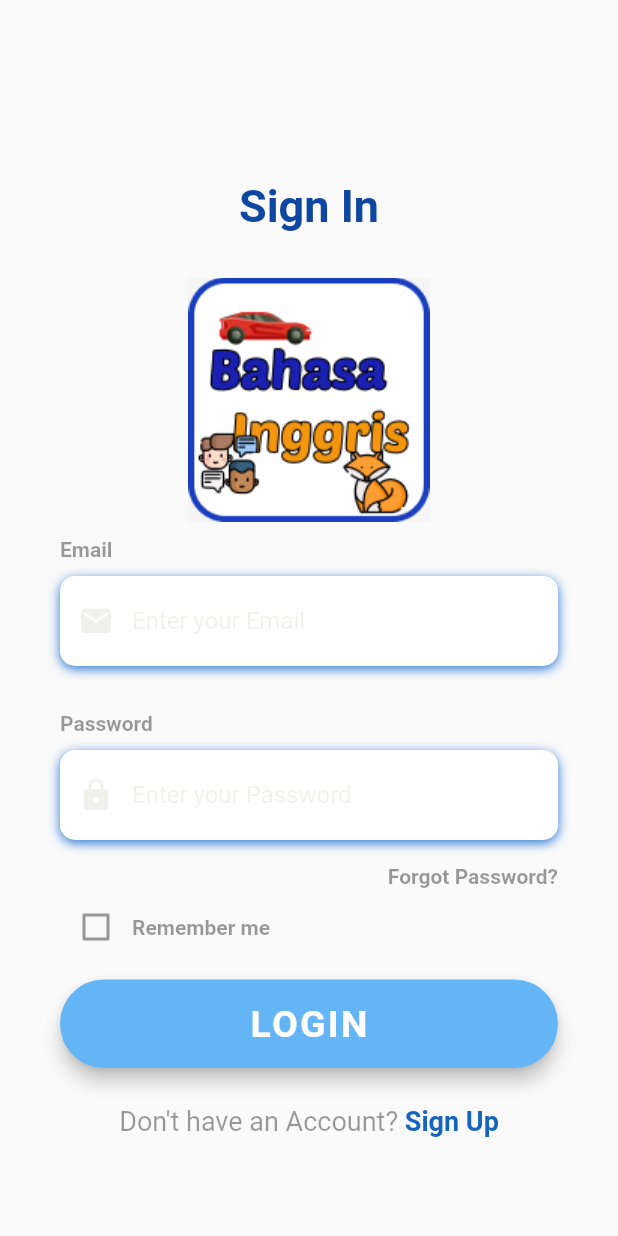
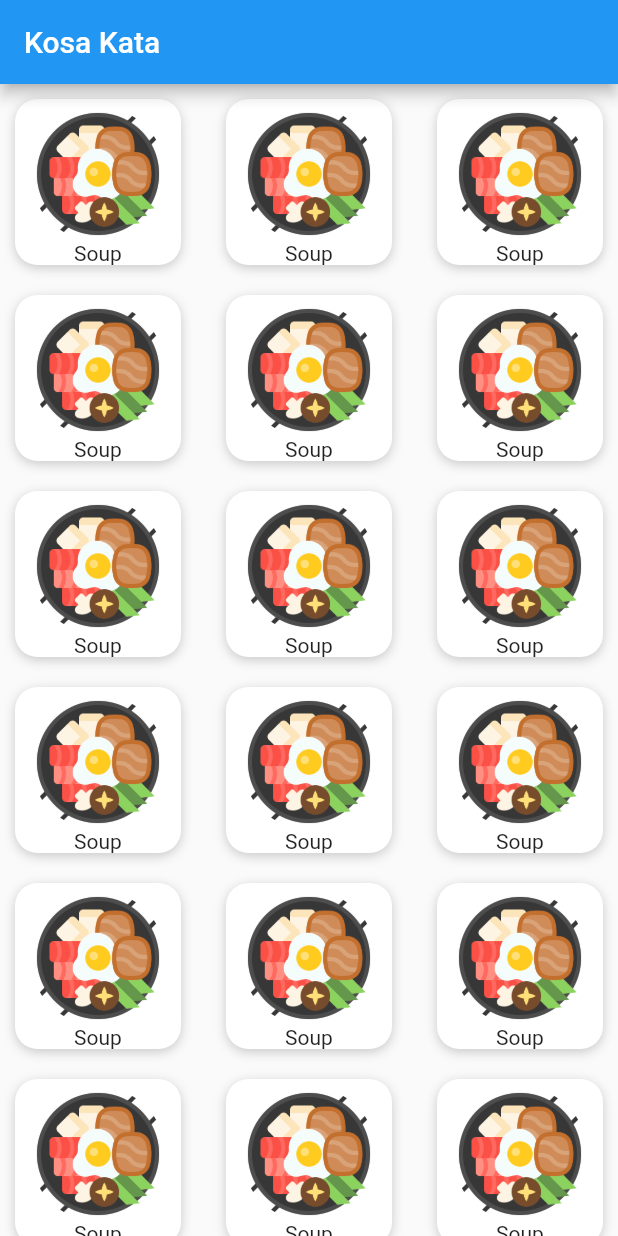
Before and after one commit to RiskyDwiRamadhan/flutter_final_project_tsa, a Flutter app: the screen it shows after launch, on a phone screen of 412 x 824 dp. Run offline on Flutter 3.47's test engine with Material 2 defaults, Android fonts, the light colour scheme and no system bars; our stand-ins replace google_fonts; Roboto replaces fonts that are missing (OpenSans); project files that could hold a hidden picture were left out.

Commit message:
Layout UI

```diff
--- a/lib/main.dart
+++ b/lib/main.dart
@@ -2,6 +2,7 @@ import 'package:flutter/material.dart';
 import 'widget/splash_screen.dart';
 import 'widget/login.dart';
 import 'widget/register.dart';
+import 'widget/kosakata.dart';
 
 void main() {
   runApp(const MyApp());
@@ -17,7 +18,9 @@ class MyApp extends StatelessWidget {
       theme: ThemeData(
         primarySwatch: Colors.blue,
       ),
-      home: SplashScreenPage(),
+      home: KosakataWidget(
+        title: 'Kosa Kata',
+      ),
     );
   }
 }
--- /dev/null
+++ b/lib/widget/kosakata.dart
@@ -0,0 +1,104 @@
+import 'package:flutter/material.dart';
+import 'package:google_fonts/google_fonts.dart';
+
+class KosakataWidget extends StatefulWidget {
+  const KosakataWidget({Key? key, required this.title}) : super(key: key);
+  final String title;
+
+  @override
+  _KosakataWidgetState createState() => _KosakataWidgetState();
+}
+
+class _KosakataWidgetState extends State<KosakataWidget> {
+  final scaffoldKey = GlobalKey<ScaffoldState>();
+
+  Widget KataWidget() {
+    return Padding(
+      padding: EdgeInsetsDirectional.fromSTEB(10, 10, 10, 10),
+      child: Container(
+        width: 107,
+        height: 14,
+        decoration: BoxDecoration(
+          color: Colors.white,
+          boxShadow: [
+            BoxShadow(
+              blurRadius: 6,
+              color: Color(0x33000000),
+              offset: Offset(0, 2),
+            )
+          ],
+          borderRadius: BorderRadius.circular(15),
+        ),
+        child: Column(
+          mainAxisSize: MainAxisSize.max,
+          children: [
+            Padding(
+              padding: EdgeInsetsDirectional.fromSTEB(9, 5, 9, 0),
+              child: Container(
+                width: 90,
+                height: 90,
+                decoration: BoxDecoration(
+                  color: Colors.white,
+                  image: DecorationImage(
+                    fit: BoxFit.contain,
+                    image: Image.asset(
+                      'assets/images/hot-pot.png',
+                    ).image,
+                  ),
+                  shape: BoxShape.circle,
+                ),
+              ),
+            ),
+            Text(
+              'Soup',
+            ),
+          ],
+        ),
+      ),
+    );
+  }
+
+  @override
+  Widget build(BuildContext context) {
+    return Scaffold(
+      appBar: AppBar(
+        title: Text(widget.title),
+      ),
+      body: SafeArea(
+        child: GestureDetector(
+          onTap: () => FocusScope.of(context).unfocus(),
+          child: GridView(
+            padding: EdgeInsets.zero,
+            gridDelegate: SliverGridDelegateWithFixedCrossAxisCount(
+              crossAxisCount: 3,
+              crossAxisSpacing: 10,
+              mainAxisSpacing: 0,
+              childAspectRatio: 1,
+            ),
+            scrollDirection: Axis.vertical,
+            children: [
+              KataWidget(),
+              KataWidget(),
+              KataWidget(),
+              KataWidget(),
+              KataWidget(),
+              KataWidget(),
+              KataWidget(),
+              KataWidget(),
+              KataWidget(),
+              KataWidget(),
+              KataWidget(),
+              KataWidget(),
+              KataWidget(),
+              KataWidget(),
+              KataWidget(),
+              KataWidget(),
+              KataWidget(),
+              KataWidget(),
+            ],
+          ),
+        ),
+      ),
+    );
+  }
+}
--- a/lib/widget/login.dart
+++ b/lib/widget/login.dart
@@ -1,7 +1,7 @@
 import 'package:flutter/material.dart';
 import 'package:flutter/services.dart';
 import 'register.dart';
-import 'katefori.dart';
+import 'kategori.dart';
 
 class LoginScreen extends StatefulWidget {
   @override
@@ -169,7 +169,9 @@ class _LoginScreenState extends State<LoginScreen> {
           elevation: 5.0,
           onPressed: () => Navigator.of(context)
               .pushReplacement(MaterialPageRoute(builder: (_) {
-            return HomePage();
+            return HomePageWidget(
+              title: 'KATEGORI',
+            );
           })),
           padding: EdgeInsets.all(15.0),
           shape: RoundedRectangleBorder(
```
Also changed, not shown: lib/widget/katefori.dart (deleted, +0 -17 lines), lib/widget/kategori.dart (added, +119 -0 lines), lib/widget/gambar.dart (added).
